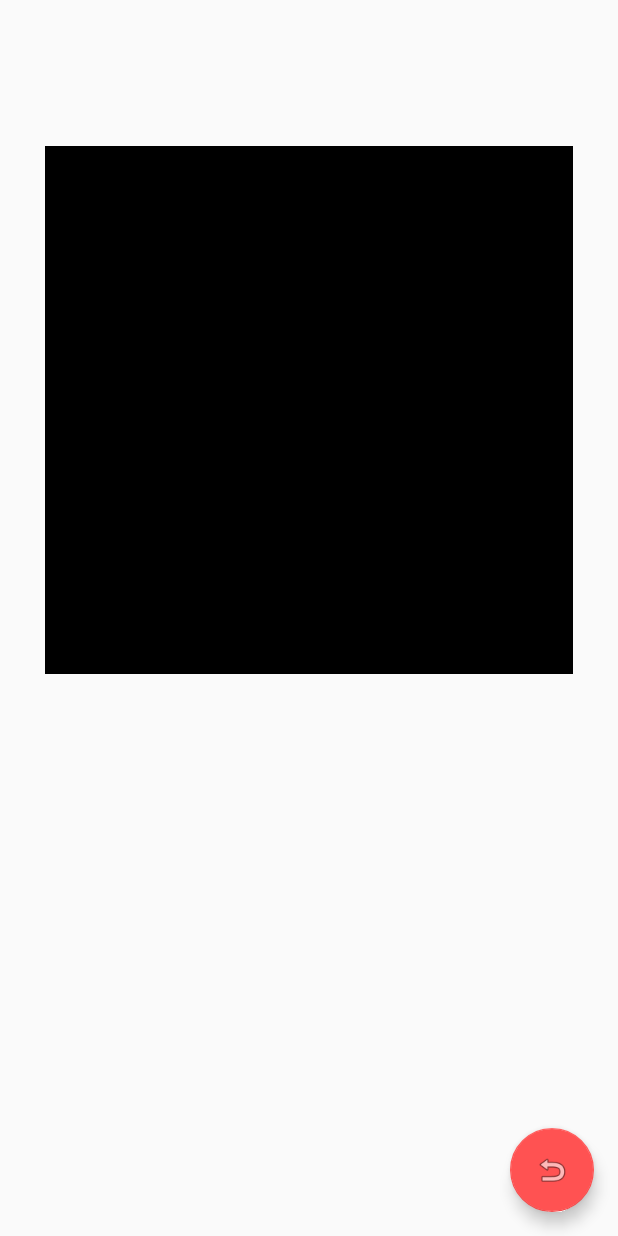
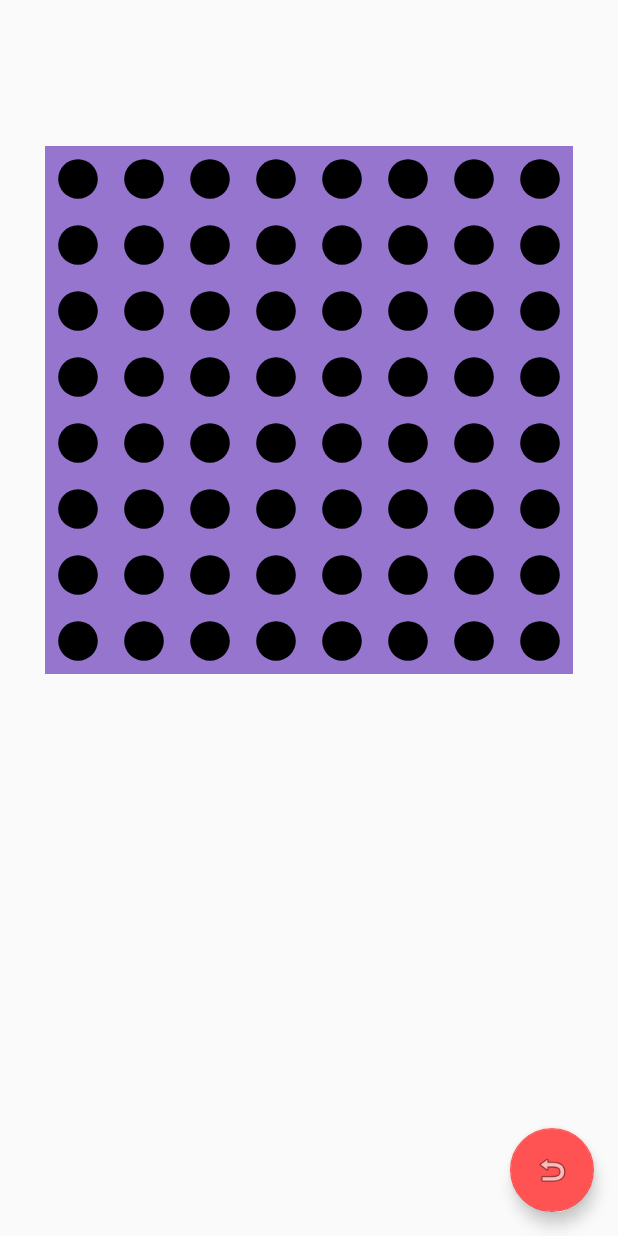
Before and after one commit to Yyandrakk/Othello_damd, an Android app: the layout fragment_round.xml on its own in the app's theme, with its tools: preview values and no code run, on a phone screen of 412 x 824 dp. Run offline under Robolectric (Android 15) with nearby library versions, the phone set to English and light mode, and no system bars.

Commit message:
colores bonitos, landscape, icon change

```diff
--- a/app/src/main/java/es/uam/oscar_garcia/othello/actividades/RoundFragment.java
+++ b/app/src/main/java/es/uam/oscar_garcia/othello/actividades/RoundFragment.java
@@ -1,6 +1,7 @@
 package es.uam.oscar_garcia.othello.actividades;
 
 import android.content.Context;
+import android.graphics.Color;
 import android.os.Bundle;
 import android.support.design.widget.FloatingActionButton;
 import android.support.design.widget.Snackbar;
@@ -81,7 +82,7 @@ public class RoundFragment extends Fragment implements PartidaListener {
         TextView roundTitleTextView = (TextView)
                 rootView.findViewById(R.id.round_title);
         roundTitleTextView.setText(round.getTitle());
-
+        rootView.setBackgroundColor(Color.parseColor("#D1C4E9"));
         return rootView;
     }
     @Override
--- a/app/src/main/java/es/uam/oscar_garcia/othello/actividades/RoundListFragment.java
+++ b/app/src/main/java/es/uam/oscar_garcia/othello/actividades/RoundListFragment.java
@@ -3,6 +3,7 @@ package es.uam.oscar_garcia.othello.actividades;
 
 import android.content.Context;
 
+import android.graphics.Color;
 import android.os.Bundle;
 
 import android.support.v4.app.Fragment;
@@ -133,6 +134,7 @@ public class RoundListFragment extends Fragment {
     public View onCreateView(LayoutInflater inflater, ViewGroup container, Bundle savedInstanceState) {
         View view = inflater.inflate(R.layout.fragment_round_list, container, false);
         this.setHasOptionsMenu(true);
+        view.setBackgroundColor(Color.parseColor("#D1C4E9"));
         roundRecyclerView = (RecyclerView) view.findViewById(R.id.round_recycler_view);
         RecyclerView.LayoutManager linearLayoutManager = new
                 LinearLayoutManager(getActivity());
--- a/app/src/main/java/es/uam/oscar_garcia/othello/views/ERView.java
+++ b/app/src/main/java/es/uam/oscar_garcia/othello/views/ERView.java
@@ -26,6 +26,12 @@ import logica_juego.MovimientoOthello;
 public class ERView extends View {
 
     private final String DEBUG = "ERView";
+    private final int VACIA_C=Color.parseColor("#D1C4E9");
+    private final int TABLERO_C=Color.parseColor("#9575cd");
+    private final int POSIBLE_C=Color.parseColor("#7986CB");
+    private  final int JUG1_C=Color.parseColor("#7CB342");
+    private final int JUG2_C=Color.parseColor("#FF5722");
+
     private int numero;
     private Paint backgroundPaint = new Paint(Paint.ANTI_ALIAS_FLAG);
     private Paint linePaint = new Paint(Paint.ANTI_ALIAS_FLAG);
@@ -66,7 +72,8 @@ public class ERView extends View {
     private void init() {
 
         this.board=new ERBoard(8);
-        backgroundPaint.setColor(Color.BLACK);
+        backgroundPaint.setColor(TABLERO_C);
+
         linePaint.setStrokeWidth(2);
     }
 
@@ -128,13 +135,13 @@ public class ERView extends View {
 
     private void setPaintColor(Paint paint, int i, int j,boolean valido) {
         if(valido)
-            paint.setColor(Color.GRAY);
+            paint.setColor(POSIBLE_C);
         else if (board.getTablero(i, j) == ERBoard.JUGADOR1)
-            paint.setColor(Color.BLUE);
+            paint.setColor(JUG1_C);
         else if (board.getTablero(i, j) == ERBoard.JUGADOR2)
-            paint.setColor(Color.GREEN);
+            paint.setColor(JUG2_C);
         else{
-            paint.setColor(Color.BLACK);
+            paint.setColor(VACIA_C);
         }
 
     }
--- /dev/null
+++ b/app/src/main/res/layout-land/fragment_round.xml
@@ -0,0 +1,34 @@
+<?xml version="1.0" encoding="utf-8"?>
+<android.support.design.widget.CoordinatorLayout
+    xmlns:android="http://schemas.android.com/apk/res/android"
+    android:layout_width="match_parent"
+    android:layout_height="match_parent">
+    <LinearLayout
+        android:layout_width="match_parent"
+        android:layout_height="match_parent"
+        android:gravity="center_horizontal"
+        android:orientation="horizontal">
+        <TextView
+            android:id="@+id/round_title"
+            android:layout_width="wrap_content"
+            android:layout_height="wrap_content"
+            android:layout_margin="20dp"
+            android:textAllCaps="true"
+            android:gravity="left|center"
+            android:textSize="@dimen/title_size" />
+        <es.uam.oscar_garcia.othello.views.ERView
+            android:id="@+id/board_erview"
+            android:layout_width="wrap_content"
+            android:layout_height="wrap_content"
+            android:layout_margin="30dp"/>
+    </LinearLayout>
+
+    <android.support.design.widget.FloatingActionButton
+        android:id="@+id/reset_round_fab"
+        android:layout_width="wrap_content"
+        android:layout_height="wrap_content"
+        android:layout_gravity="bottom|right"
+        android:layout_marginBottom="@dimen/activity_vertical_margin"
+        android:layout_marginRight="@dimen/activity_horizontal_margin"
+        android:src="@android:drawable/ic_menu_revert" />
+</android.support.design.widget.CoordinatorLayout>
```
Also changed, not shown: app/src/main/ic_launcher-web.png (added), app/src/main/ic_launcher_round-web.png (added), app/src/main/res/mipmap-hdpi/ic_launcher.png, app/src/main/res/mipmap-hdpi/ic_launcher_round.png, app/src/main/res/mipmap-mdpi/ic_launcher.png, app/src/main/res/mipmap-mdpi/ic_launcher_round.png, app/src/main/res/mipmap-xhdpi/ic_launcher.png, app/src/main/res/mipmap-xhdpi/ic_launcher_round.png, app/src/main/res/mipmap-xxhdpi/ic_launcher.png, app/src/main/res/mipmap-xxhdpi/ic_launcher_round.png, app/src/main/res/mipmap-xxxhdpi/ic_launcher.png, app/src/main/res/mipmap-xxxhdpi/ic_launcher_round.png, 1 other file.
